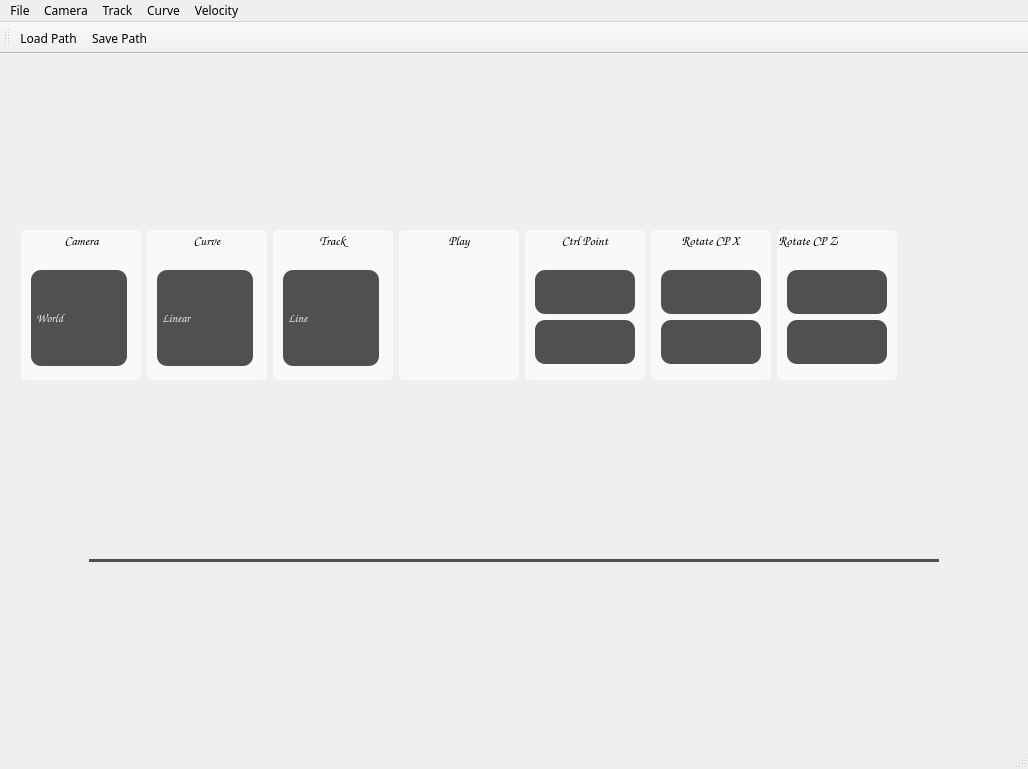
The window that Roller Coaster/AppMain.ui (ms0697310/RollerCoaster) describes before a commit, drawn with Qt 5.
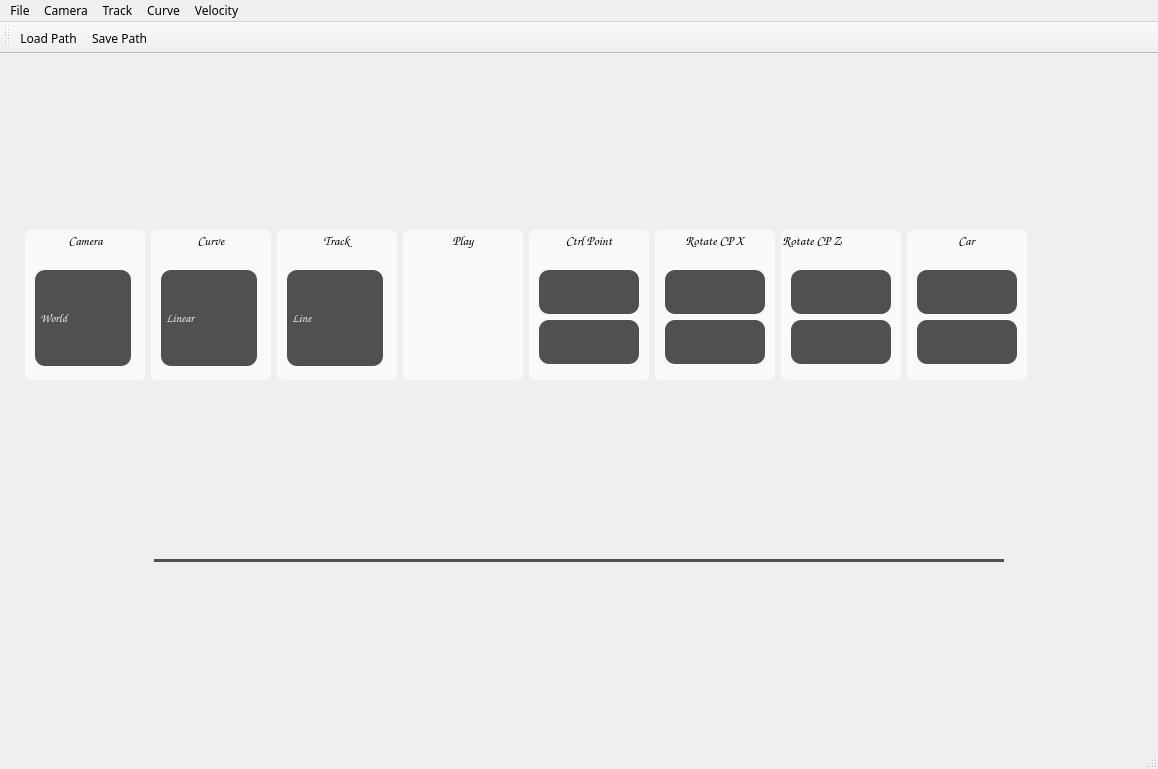
The same window after the commit. Icons and pictures are not drawn.

Commit message: fix(UI): 漏傳的Car新增刪除UI

Patch:
```diff
--- a/Roller Coaster/AppMain.ui
+++ b/Roller Coaster/AppMain.ui
@@ -6,7 +6,7 @@
    <rect>
     <x>0</x>
     <y>0</y>
-    <width>1028</width>
+    <width>1158</width>
     <height>769</height>
    </rect>
   </property>
@@ -956,6 +956,106 @@
         </widget>
        </widget>
       </item>
+      <item>
+       <widget class="QGroupBox" name="groupCar">
+        <property name="minimumSize">
+         <size>
+          <width>120</width>
+          <height>150</height>
+         </size>
+        </property>
+        <property name="maximumSize">
+         <size>
+          <width>200</width>
+          <height>150</height>
+         </size>
+        </property>
+        <property name="font">
+         <font>
+          <family>Comic Sans MS</family>
+          <pointsize>10</pointsize>
+          <weight>75</weight>
+          <bold>true</bold>
+         </font>
+        </property>
+        <property name="styleSheet">
+         <string notr="true">background-color: rgb(249, 249, 249);
+border-radius: 5px;</string>
+        </property>
+        <property name="title">
+         <string>Car</string>
+        </property>
+        <property name="alignment">
+         <set>Qt::AlignCenter</set>
+        </property>
+        <widget class="QPushButton" name="car_add">
+         <property name="geometry">
+          <rect>
+           <x>10</x>
+           <y>40</y>
+           <width>100</width>
+           <height>44</height>
+          </rect>
+         </property>
+         <property name="sizePolicy">
+          <sizepolicy hsizetype="Minimum" vsizetype="Minimum">
+           <horstretch>0</horstretch>
+           <verstretch>0</verstretch>
+          </sizepolicy>
+         </property>
+         <property name="styleSheet">
+          <string notr="true">QPushButton {
+	background-color: rgb(80, 80, 80);
+	color: rgb(240, 240, 240);
+    border-radius: 10px;
+}
+
+QPushButton:pressed {
+	background-color: qradialgradient(spread:pad, cx:0.5, cy:0.5, radius:0.5, fx:0.5, fy:0.5, stop:0 rgba(172, 172, 172, 255), stop:1 rgba(0, 0, 0, 203));
+     padding-top: 10px;
+     padding-left: 5px;
+}</string>
+         </property>
+         <property name="text">
+          <string/>
+         </property>
+         <property name="icon">
+          <iconset resource="AppMain.qrc">
+           <normaloff>:/AppMain/madd.png</normaloff>:/AppMain/madd.png</iconset>
+         </property>
+        </widget>
+        <widget class="QPushButton" name="car_sub">
+         <property name="geometry">
+          <rect>
+           <x>10</x>
+           <y>90</y>
+           <width>100</width>
+           <height>44</height>
+          </rect>
+         </property>
+         <property name="styleSheet">
+          <string notr="true">QPushButton {
+	background-color: rgb(80, 80, 80);
+	color: rgb(240, 240, 240);
+    border-radius: 10px;
+}
+
+QPushButton:pressed {
+	background-color: qradialgradient(spread:pad, cx:0.5, cy:0.5, radius:0.5, fx:0.5, fy:0.5, stop:0 rgba(172, 172, 172, 255), stop:1 rgba(0, 0, 0, 203));
+     padding-top: 10px;
+     padding-left: 5px;
+}</string>
+         </property>
+         <property name="text">
+          <string/>
+         </property>
+         <property name="icon">
+          <iconset resource="AppMain.qrc">
+           <normaloff>:/AppMain/mdelete.png</normaloff>:/AppMain/mdelete.png</iconset>
+         </property>
+        </widget>
+       </widget>
+      </item>
       <item>
        <spacer name="horizontalSpacer_2">
         <property name="minimumSize">
@@ -1048,8 +1148,8 @@
     <rect>
      <x>0</x>
      <y>0</y>
-     <width>1028</width>
-     <height>21</height>
+     <width>1158</width>
+     <height>25</height>
     </rect>
    </property>
    <widget class="QMenu" name="menuFile">
```
